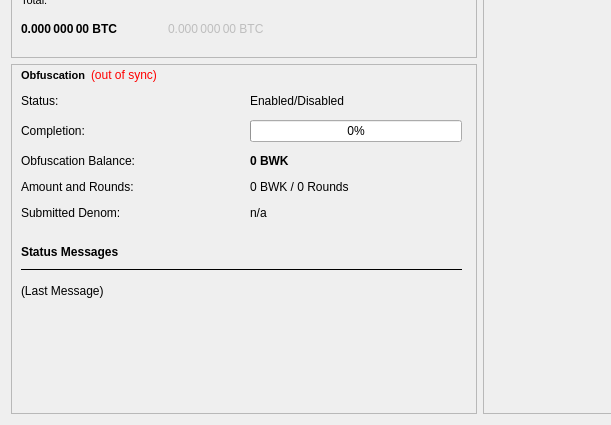
Old version of the form src/qt/forms/overviewpage.ui in the repository SHTDJ/Bulwark; both pictures show x 0 to 611 and y 295 to 720 of the 960 by 720 pixel window.
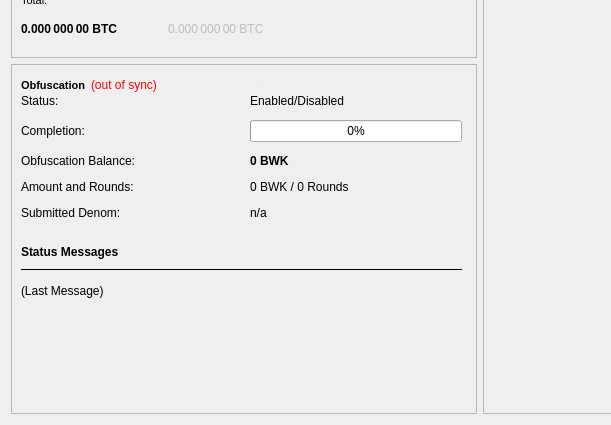
New version of the form. Custom widgets are drawn as their Qt base class.

The edit to the form file:
```diff
--- a/src/qt/forms/overviewpage.ui
+++ b/src/qt/forms/overviewpage.ui
@@ -1069,7 +1069,7 @@
           <property name="geometry">
            <rect>
             <x>10</x>
-            <y>265</y>
+            <y>270</y>
             <width>215</width>
             <height>35</height>
            </rect>
@@ -1198,7 +1198,7 @@
           <property name="geometry">
            <rect>
             <x>230</x>
-            <y>265</y>
+            <y>270</y>
             <width>215</width>
             <height>35</height>
            </rect>
@@ -1217,8 +1217,8 @@
           <property name="geometry">
            <rect>
             <x>10</x>
-            <y>0</y>
-            <width>441</width>
+            <y>10</y>
+            <width>451</width>
             <height>22</height>
            </rect>
           </property>
```
